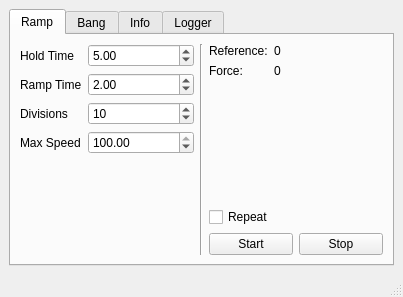
uf-mil-archive/sub-2012, file MotorCalibrate/forms/mainwindow.ui: the form before one commit.
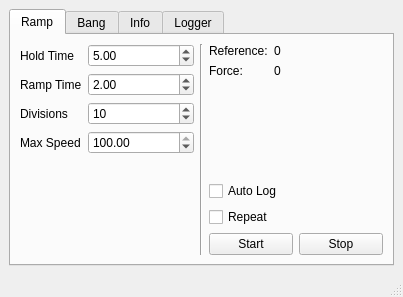
The form after the commit.

Commit message: Added an AutoLog checkbox to start and stop logging with the ramp tab

What changed in the file:
```diff
--- a/MotorCalibrate/forms/mainwindow.ui
+++ b/MotorCalibrate/forms/mainwindow.ui
@@ -139,7 +139,7 @@
          </widget>
         </item>
         <item>
-         <layout class="QVBoxLayout" name="verticalLayout_2" stretch="0,0,0,0">
+         <layout class="QVBoxLayout" name="verticalLayout_2" stretch="0,0,0,0,0">
           <item>
            <layout class="QGridLayout" name="gridLayout_2" columnstretch="0,1">
             <item row="1" column="0">
@@ -185,6 +185,13 @@
             </property>
            </spacer>
           </item>
+          <item>
+           <widget class="QCheckBox" name="autoLogCheckBox">
+            <property name="text">
+             <string>Auto Log</string>
+            </property>
+           </widget>
+          </item>
           <item>
            <widget class="QCheckBox" name="repeatCheckbox">
             <property name="text">
```
The commit also changes 5 other files.
